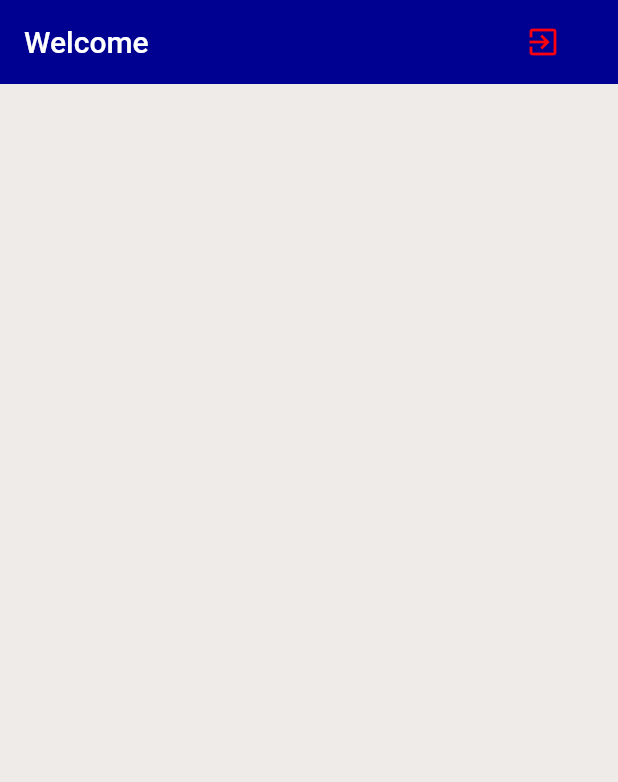
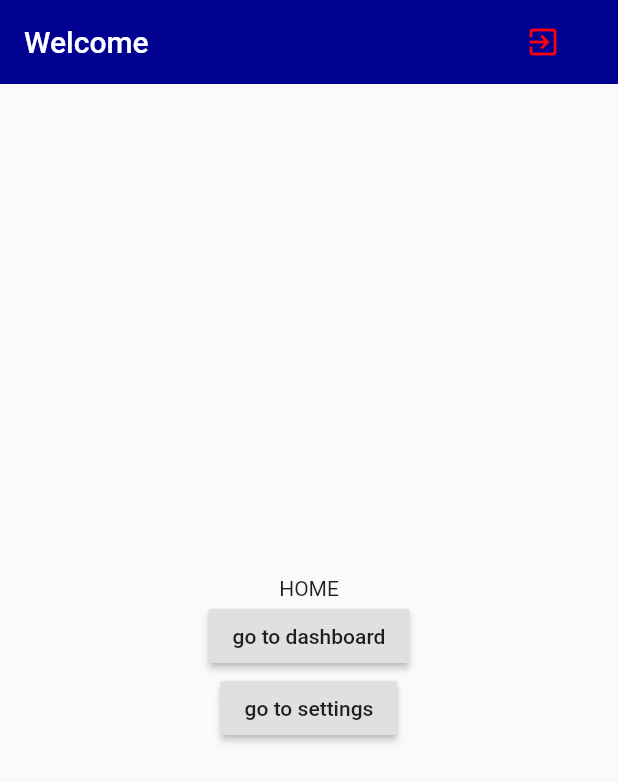
Before and after one commit to rcauquil/traveltheworld, a Flutter app: the screen it shows once a user with an empty profile is signed in, on a phone screen of 412 x 824 dp. Shown: the top 782 px of the screen. Run offline on Flutter 3.47's test engine with Material 2 defaults, Android fonts, the phone set to English and light mode, and no system bars; our stand-ins replace firebase_auth, google_sign_in; accounts and stored records are empty.

```diff
--- a/lib/screens/home/home.dart
+++ b/lib/screens/home/home.dart
@@ -28,9 +28,87 @@ class Home extends StatelessWidget {
           )
         ],
       ),
-      body: Center(
-        child: Text(user.uid),
+      body: Navigator(
+        initialRoute: '/',
+        onGenerateRoute: Router.generateRoute,
       ),
     );
   }
 }
+
+class Router {
+  static Route<dynamic> generateRoute(RouteSettings settings) {
+    switch (settings.name) {
+      case '/':
+        return MaterialPageRoute(builder: (context) {
+          return Scaffold(
+            body: Center(
+              child: Column(
+                mainAxisAlignment: MainAxisAlignment.center,
+                crossAxisAlignment: CrossAxisAlignment.center,
+                children: <Widget>[
+                  Text('HOME'),
+                  RaisedButton(
+                    onPressed: () => Navigator.pushNamed(context, '/dashboard'),
+                    child: Text('go to dashboard'),
+                  ),
+                  RaisedButton(
+                    onPressed: () => Navigator.pushNamed(context, '/settings'),
+                    child: Text('go to settings'),
+                  ),
+                ],
+              ),
+            ),
+          );
+        });
+      case '/dashboard':
+        return MaterialPageRoute(builder: (context) {
+          return Scaffold(
+            body: Center(
+              child: Column(
+                mainAxisAlignment: MainAxisAlignment.center,
+                crossAxisAlignment: CrossAxisAlignment.center,
+                children: <Widget>[
+                  Text('DASHBOARD'),
+                  RaisedButton(
+                    onPressed: () => Navigator.pushNamed(context, '/settings'),
+                    child: Text('go to settings'),
+                  ),
+                  RaisedButton(
+                    onPressed: () => Navigator.pushReplacementNamed(context, '/'),
+                    child: Text('back to home'),
+                  ),
+                ],
+              ),
+            ),
+          );
+        });
+      case '/settings':
+        return MaterialPageRoute(builder: (context) {
+          return Scaffold(
+            body: Center(
+              child: Column(
+                mainAxisAlignment: MainAxisAlignment.center,
+                crossAxisAlignment: CrossAxisAlignment.center,
+                children: <Widget>[
+                  Text('SETTINGS'),
+                  RaisedButton(
+                    onPressed: () => Navigator.pushReplacementNamed(context, '/'),
+                    child: Text('back to home'),
+                  ),
+                ],
+              ),
+            ),
+          );
+        });
+      default:
+        return MaterialPageRoute(builder: (_) {
+          return Scaffold(
+            body: Center(
+              child: Text('No route defined for ${settings.name}'),
+            ),
+          );
+        });
+    }
+  }
+}
```
